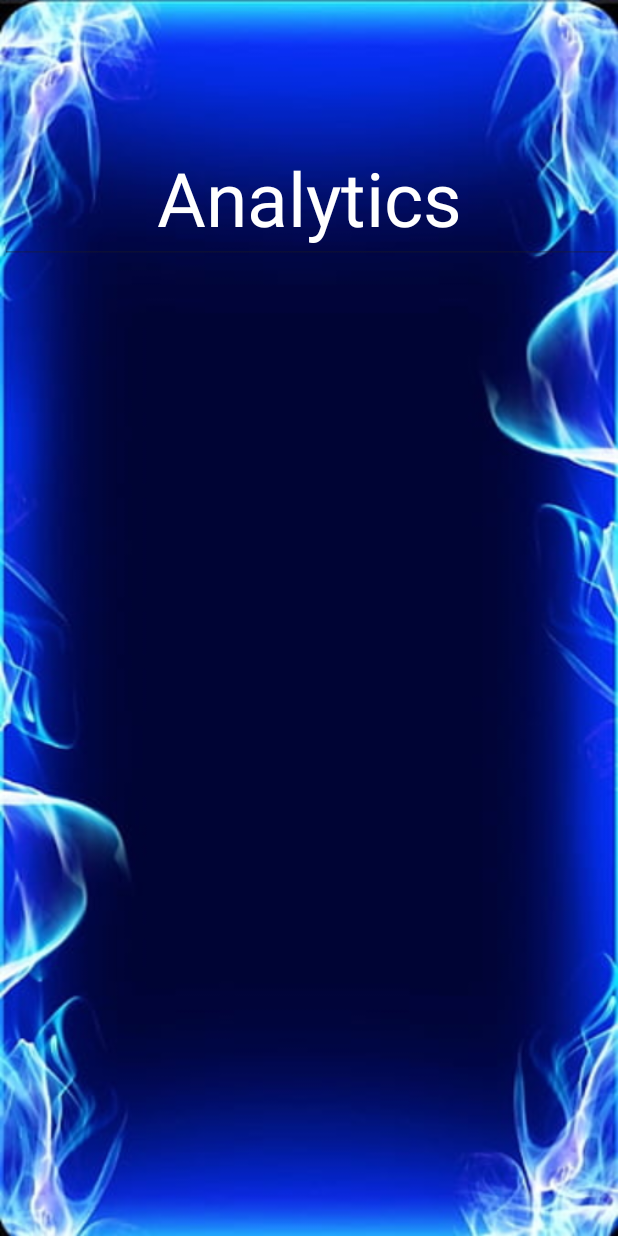
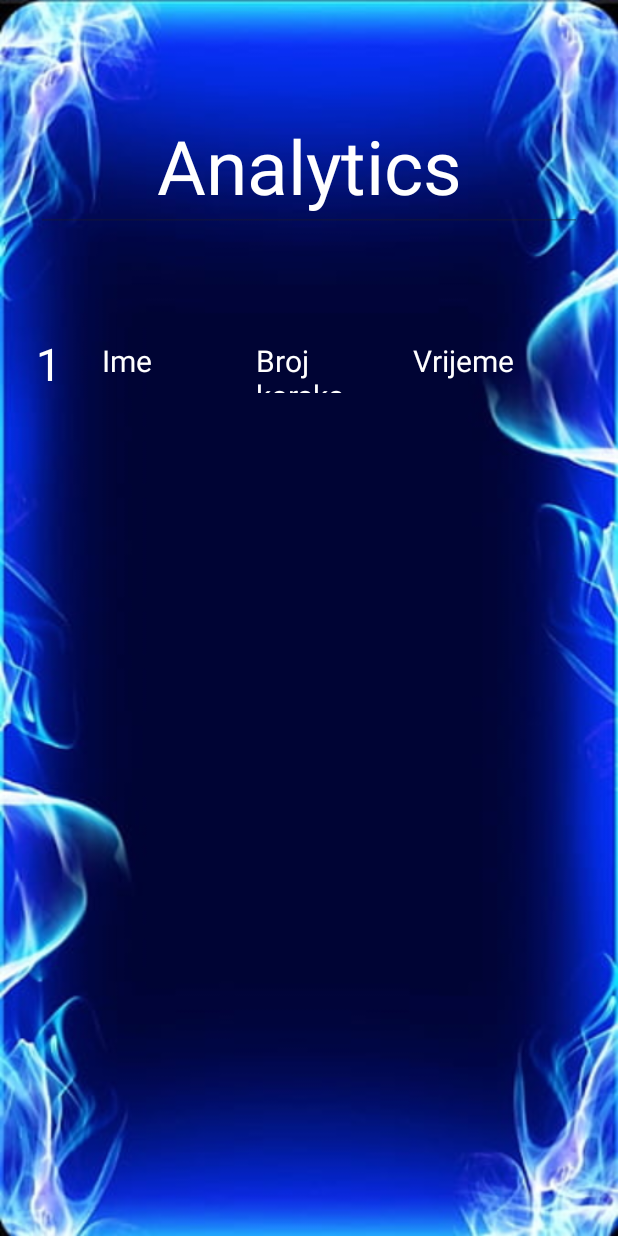
Before and after one commit to Kemilab/SQLite-Android, an Android app: the AnalyticsActivity screen opened directly, with no data from a screen before it, on a phone screen of 412 x 824 dp. Run offline under Robolectric (Android 15) with nearby library versions, the phone set to English and light mode, and no system bars.

Commit message:
Activity design

```diff
--- a/app/src/main/res/layout/activity_analytics.xml
+++ b/app/src/main/res/layout/activity_analytics.xml
@@ -4,8 +4,39 @@
     xmlns:tools="http://schemas.android.com/tools"
     android:layout_width="match_parent"
     android:layout_height="match_parent"
-    tools:context=".AnalyticsActivity"
-    android:background="@drawable/blue">
+    android:background="@drawable/blue"
+    android:padding="24sp"
+    tools:context=".AnalyticsActivity">
+
+    <TextView
+        android:id="@+id/ime"
+        android:layout_width="70dp"
+        android:layout_height="35dp"
+        android:enabled="false"
+        android:text="Ime"
+        android:textColor="@color/white"
+        android:textSize="20dp"
+        app:layout_constraintBottom_toBottomOf="parent"
+        app:layout_constraintEnd_toEndOf="parent"
+        app:layout_constraintHorizontal_bias="0.15"
+        app:layout_constraintStart_toStartOf="parent"
+        app:layout_constraintTop_toTopOf="parent"
+        app:layout_constraintVertical_bias="0.274" />
+
+    <TextView
+        android:id="@+id/vrijeme"
+        android:layout_width="70dp"
+        android:layout_height="35dp"
+        android:enabled="false"
+        android:text="Vrijeme"
+        android:textColor="@color/white"
+        android:textSize="20dp"
+        app:layout_constraintBottom_toBottomOf="parent"
+        app:layout_constraintEnd_toEndOf="parent"
+        app:layout_constraintHorizontal_bias="0.856"
+        app:layout_constraintStart_toStartOf="parent"
+        app:layout_constraintTop_toTopOf="parent"
+        app:layout_constraintVertical_bias="0.274" />
 
     <EditText
         android:id="@+id/editTextText"
@@ -15,16 +46,48 @@
         android:layout_marginTop="40dp"
         android:layout_marginEnd="101dp"
         android:ems="10"
+        android:enabled="false"
         android:inputType="text"
         android:text="Analytics"
         android:textAlignment="center"
         android:textColor="@color/white"
         android:textSize="50dp"
-        android:enabled="false"
         app:layout_constraintBottom_toBottomOf="parent"
         app:layout_constraintEnd_toEndOf="parent"
         app:layout_constraintHorizontal_bias="0.497"
         app:layout_constraintStart_toStartOf="parent"
         app:layout_constraintTop_toTopOf="parent"
-        app:layout_constraintVertical_bias="0.069" />
+        app:layout_constraintVertical_bias="0.004" />
+
+    <TextView
+        android:id="@+id/id"
+        android:layout_width="wrap_content"
+        android:layout_height="wrap_content"
+        android:layout_marginEnd="330dp"
+        android:enabled="false"
+        android:text="1"
+        android:textColor="@color/white"
+        android:textSize="30dp"
+        app:layout_constraintBottom_toBottomOf="parent"
+        app:layout_constraintEnd_toEndOf="parent"
+        app:layout_constraintHorizontal_bias="0.0"
+        app:layout_constraintStart_toStartOf="parent"
+        app:layout_constraintTop_toTopOf="parent"
+        app:layout_constraintVertical_bias="0.269" />
+
+    <TextView
+        android:id="@+id/broj_koraka"
+        android:layout_width="70dp"
+        android:layout_height="35dp"
+        android:enabled="false"
+        android:text="Broj koraka"
+        android:textColor="@color/white"
+        android:textSize="20dp"
+        app:layout_constraintBottom_toBottomOf="parent"
+        app:layout_constraintEnd_toEndOf="parent"
+        app:layout_constraintHorizontal_bias="0.498"
+        app:layout_constraintStart_toStartOf="parent"
+        app:layout_constraintTop_toTopOf="parent"
+        app:layout_constraintVertical_bias="0.274" />
+
 </androidx.constraintlayout.widget.ConstraintLayout>
```
